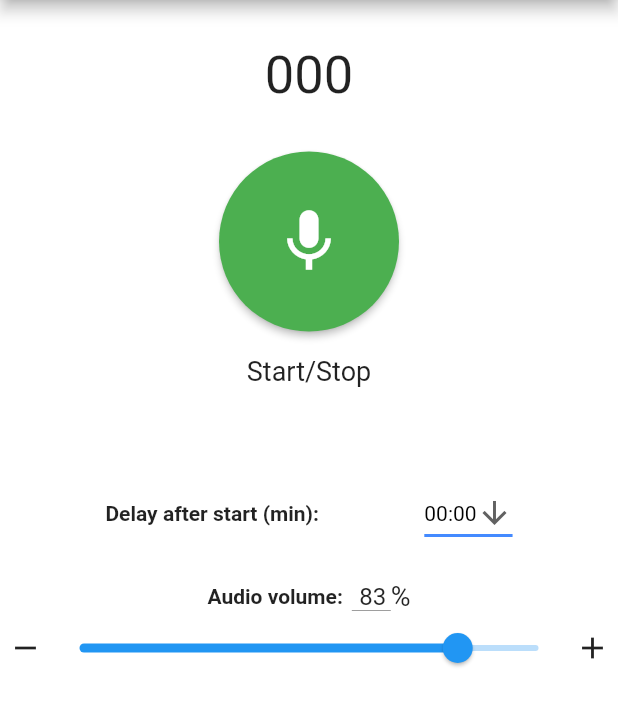
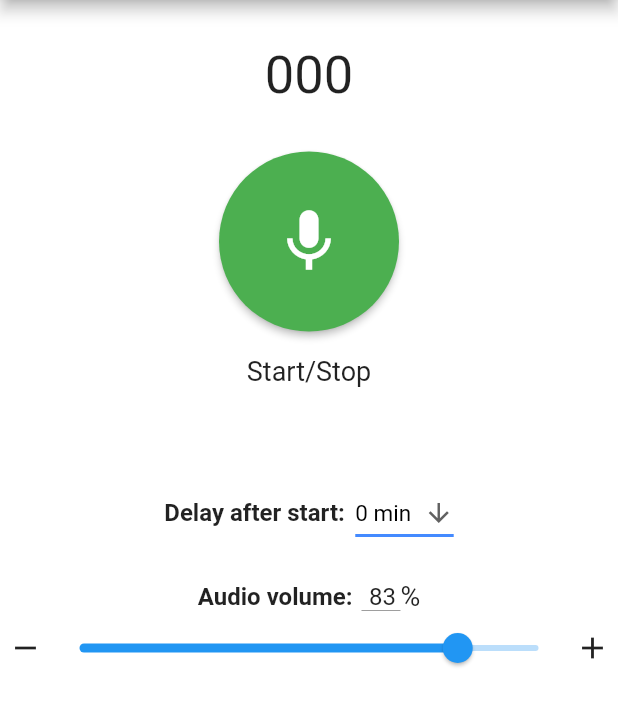
Before and after one commit to masterdodo/flutter-noise-app, a Flutter app: the screen it shows after launch, on a phone screen of 412 x 824 dp, the part 84-810 px from its top. Run offline on Flutter 3.47's test engine with Material 2 defaults, Android fonts, the phone set to English and light mode, and no system bars; our stand-ins replace audioplayers, file_picker, flutter_local_notifications, fluttertoast, share, shared_preferences and 1 more; missing offline and left inert: firebase_admob, flutter_email_sender, noise_meter, volume; accounts and stored records are empty.

Commit message:
ordered fixes - bigger text on main, dropdown delay changed values, yellow to purple...

```diff
--- a/lang/en.json
+++ b/lang/en.json
@@ -57,5 +57,5 @@
     "hourly_string": "Hourly statistics",
     "footage_string": "Audio footage and graphs",
     "noise_info_string": "dB info:\n\n20 – Whisper\n40  - Quiet classroom\n60 – Normal conversation\n80 – Noisy city\n100 – Engine sound\n120 – Point of pain",
-    "delay_timer_string": "Delay after start (min):"
+    "delay_timer_string": "Delay after start:"
 }
--- a/lang/sl.json
+++ b/lang/sl.json
@@ -44,7 +44,7 @@
     "snackbar_save_fail_string": "Nastavitve niso shranjene!",
     "save_1_string": "Shrani",
     "save_dialog_desc_string": "Ste prepričani, da želite shraniti te nastavitve?",
-    "save_dialog_back_key_string": "ALi želite shraniti spremenjene nastavitve?",
+    "save_dialog_back_key_string": "Ali želite shraniti spremenjene nastavitve?",
     "share_menu_string": "Deli",
     "email_menu_string": "Pošlji nam E-pošto",
     "yes_string": "Da",
@@ -57,5 +57,5 @@
     "hourly_string": "Statistika po urah",
     "footage_string": "Zvočni posnetki in grafi",
     "noise_info_string": "dB info:\n\n20 – tiho šepetanje\n40  - tišina v učilnici\n60 – normalen pogovor\n80 – hrup v mestu\n100 – hrup motorja\n120 – prag bolečine",
-    "delay_timer_string": "Zakasnitev po vklopu (min):"
+    "delay_timer_string": "Zakasnitev po vklopu:"
 }
--- a/lib/screens/home/homescreen.dart
+++ b/lib/screens/home/homescreen.dart
@@ -412,12 +412,12 @@ class _HomeScreenState extends State<HomeScreen> {
                   title: Text(AppLocalizations.of(context)
                       .translate("exit_app_string")),
                   actions: [
-                    FlatButton(
+                    TextButton(
                       child: Text(
                           AppLocalizations.of(context).translate("no_string")),
                       onPressed: () => Navigator.pop(context, false),
                     ),
-                    FlatButton(
+                    TextButton(
                       child: Text(
                           AppLocalizations.of(context).translate("yes_string")),
                       onPressed: () => Navigator.pop(context, true),
@@ -446,12 +446,16 @@ class _HomeScreenState extends State<HomeScreen> {
               child: Column(
                 mainAxisAlignment: MainAxisAlignment.center,
                 children: [
-                  RaisedButton(
-                    padding: EdgeInsets.all(35),
-                    color: _isRecording
-                        ? Colors.red
-                        : (_isTimerRunning ? Colors.yellow : Colors.green),
-                    shape: CircleBorder(),
+                  ElevatedButton(
+                    style: ElevatedButton.styleFrom(
+                      shape: CircleBorder(),
+                      primary: _isRecording
+                          ? Colors.red
+                          : (_isTimerRunning
+                              ? Colors.deepPurple[800]
+                              : Colors.green),
+                      padding: EdgeInsets.all(35),
+                    ),
                     onPressed: (_isRecording || _isTimerRunning)
                         ? this.stop
                         : () => this.preStart(context),
@@ -488,17 +492,30 @@ class _HomeScreenState extends State<HomeScreen> {
                             style: TextStyle(fontSize: 20),
                           )
                         : Row(
-                            mainAxisAlignment: MainAxisAlignment.spaceEvenly,
+                            mainAxisAlignment: MainAxisAlignment.center,
                             children: [
-                              Text(
-                                AppLocalizations.of(context)
-                                    .translate("delay_timer_string"),
-                                style: TextStyle(fontWeight: FontWeight.w600),
+                              Padding(
+                                padding: const EdgeInsets.only(right: 7.0),
+                                child: Text(
+                                  AppLocalizations.of(context)
+                                      .translate("delay_timer_string"),
+                                  style: TextStyle(
+                                      fontWeight: FontWeight.w600,
+                                      fontSize: 16),
+                                ),
                               ),
                               DropdownButton<String>(
-                                value: delayAfterStart,
+                                value: (delayAfterStart == '00:00'
+                                    ? '0 min'
+                                    : (delayAfterStart == '15:00')
+                                        ? '15 min'
+                                        : (delayAfterStart == '30:00')
+                                            ? '30 min'
+                                            : (delayAfterStart == '45:00')
+                                                ? '45 min'
+                                                : '60 min'),
                                 icon: Icon(Icons.arrow_downward),
-                                iconSize: 24,
+                                iconSize: 20,
                                 elevation: 16,
                                 style: TextStyle(color: Colors.black),
                                 underline: Container(
@@ -507,19 +524,32 @@ class _HomeScreenState extends State<HomeScreen> {
                                 ),
                                 onChanged: (String newValue) {
                                   setState(() {
-                                    delayAfterStart = newValue;
+                                    delayAfterStart = (newValue == '0 min'
+                                        ? '00:00'
+                                        : (newValue == '15 min')
+                                            ? '15:00'
+                                            : (newValue == '30 min')
+                                                ? '30:00'
+                                                : (newValue == '45 min')
+                                                    ? '45:00'
+                                                    : '60:00');
                                   });
                                 },
                                 items: <String>[
-                                  '00:00',
-                                  '15:00',
-                                  '30:00',
-                                  '45:00',
-                                  '60:00'
+                                  '0 min',
+                                  '15 min',
+                                  '30 min',
+                                  '45 min',
+                                  '60 min'
                                 ].map<DropdownMenuItem<String>>((String value) {
                                   return DropdownMenuItem<String>(
                                     value: value,
-                                    child: Text(value),
+                                    child: Text(
+                                      value,
+                                      style: TextStyle(
+                                        fontSize: 15,
+                                      ),
+                                    ),
                                   );
                                 }).toList(),
                               )
@@ -551,10 +581,13 @@ class _HomeScreenState extends State<HomeScreen> {
             mainAxisAlignment: MainAxisAlignment.center,
             children: [
               Text(
-                  AppLocalizations.of(context)
-                          .translate('sound_volume_string') +
-                      ":",
-                  style: TextStyle(fontWeight: FontWeight.bold)),
+                AppLocalizations.of(context).translate('sound_volume_string') +
+                    ":",
+                style: TextStyle(
+                  fontWeight: FontWeight.w600,
+                  fontSize: 16,
+                ),
+              ),
               Container(
                 padding: EdgeInsets.only(left: 6.0),
                 width: 32,
```
Also changed, not shown: lib/screens/settings/settingsscreen.dart (+110 -51 lines), lib/screens/tools/toolsscreen.dart (+25 -16 lines).
